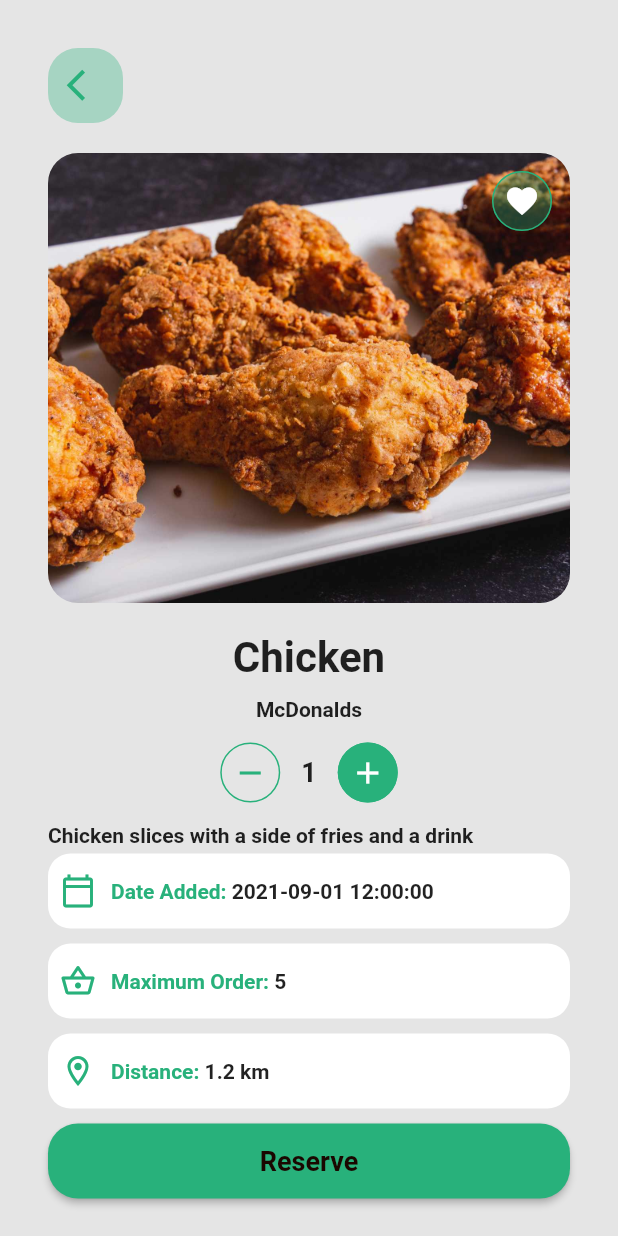
After one commit to Radwan-Albahrani/Akalne, a Flutter app: the HomeRecipient screen opened directly, after a tap on "Chicken", on a phone screen of 412 x 824 dp. The commit adds this screen. Run offline on Flutter 3.47's test engine with Material 2 defaults, Android fonts, the phone set to English and light mode, and no system bars; our stand-ins replace awesome_snackbar_content, cloud_firestore, file_picker, firebase_auth, firebase_core, firebase_storage and 7 more; missing offline and left inert: switch_up; accounts and stored records are empty; generated files the repository leaves out were written again.

Commit message:
food details added

```diff
--- /dev/null
+++ b/lib/recipient/features/homeMenu/screens/food_details.dart
@@ -0,0 +1,329 @@
+import 'package:akalne/theme/app_colors.dart';
+import 'package:flutter/material.dart';
+
+class FoodDetails extends StatefulWidget {
+  const FoodDetails({
+    super.key,
+    required this.foodDetails,
+  });
+
+  final Map<String, dynamic> foodDetails;
+
+  @override
+  State<FoodDetails> createState() => _FoodDetailsState();
+}
+
+class _FoodDetailsState extends State<FoodDetails> {
+  int count = 1;
+  @override
+  Widget build(BuildContext context) {
+    return Scaffold(
+      body: Padding(
+        padding: const EdgeInsets.only(top: 32.0, right: 32.0, left: 32.0),
+        child: Column(
+          mainAxisAlignment: MainAxisAlignment.start,
+          children: [
+            Align(
+              alignment: Alignment.topLeft,
+              child: SizedBox(
+                height: 50,
+                width: 50,
+                child: ElevatedButton(
+                  onPressed: () => Navigator.of(context).pop(),
+                  style: ElevatedButton.styleFrom(
+                    backgroundColor: AppColors.light["primaryTransparent"],
+                    shape: const RoundedRectangleBorder(
+                      borderRadius: BorderRadius.all(
+                        Radius.circular(20),
+                      ),
+                    ),
+                    elevation: 0.0,
+                    shadowColor: Colors.transparent,
+                  ),
+                  child: Icon(
+                    Icons.arrow_back_ios,
+                    color: AppColors.light["primary"],
+                    size: 25,
+                  ),
+                ),
+              ),
+            ),
+            const SizedBox(height: 20),
+            Column(
+              children: [
+                Container(
+                  width: double.infinity,
+                  height: 300,
+                  decoration: BoxDecoration(
+                    borderRadius: BorderRadius.circular(20),
+                    image: DecorationImage(
+                      image: AssetImage(widget.foodDetails['foodImage']),
+                      fit: BoxFit.cover,
+                    ),
+                  ),
+                  child: Padding(
+                    padding: const EdgeInsets.all(8.0),
+                    child: Align(
+                      alignment: Alignment.topRight,
+                      child: ElevatedButton(
+                        onPressed: () {},
+                        style: ButtonStyle(
+                          backgroundColor: MaterialStateProperty.all(
+                            AppColors.light["primaryTransparent"],
+                          ),
+                          shape: MaterialStateProperty.all(
+                            CircleBorder(
+                              side: BorderSide(
+                                color: AppColors.light["primary"],
+                              ),
+                            ),
+                          ),
+                          minimumSize: MaterialStateProperty.all(
+                            const Size(40, 40),
+                          ),
+                        ),
+                        child: const Icon(
+                          Icons.favorite,
+                          color: Colors.white,
+                        ),
+                      ),
+                    ),
+                  ),
+                ),
+              ],
+            ),
+            const SizedBox(height: 20),
+            Expanded(
+              child: SingleChildScrollView(
+                child: Column(
+                  children: [
+                    Text(
+                      widget.foodDetails['foodName'],
+                      style: const TextStyle(
+                        fontSize: 28,
+                        fontWeight: FontWeight.bold,
+                      ),
+                    ),
+                    const SizedBox(height: 10),
+                    Text(
+                      widget.foodDetails["restaurantName"],
+                      style: const TextStyle(
+                        fontSize: 14,
+                        fontWeight: FontWeight.bold,
+                      ),
+                    ),
+                    const SizedBox(height: 10),
+                    Row(
+                      mainAxisAlignment: MainAxisAlignment.center,
+                      children: [
+                        ElevatedButton(
+                          onPressed: () {
+                            setState(() {
+                              if (count > 1) {
+                                count--;
+                              }
+                            });
+                          },
+                          style: ElevatedButton.styleFrom(
+                            backgroundColor: Colors.transparent,
+                            shape: CircleBorder(
+                              side: BorderSide(
+                                color: AppColors.light["primary"],
+                              ),
+                            ),
+                            minimumSize: const Size(40, 40),
+                            elevation: 0.0,
+                            shadowColor: Colors.transparent,
+                          ),
+                          child: Icon(
+                            Icons.remove,
+                            color: AppColors.light["primary"],
+                          ),
+                        ),
+                        const SizedBox(width: 10),
+                        Text(
+                          count.toString(),
+                          style: const TextStyle(
+                            fontSize: 18,
+                            fontWeight: FontWeight.bold,
+                          ),
+                        ),
+                        const SizedBox(width: 10),
+                        ElevatedButton(
+                          onPressed: () {
+                            setState(() {
+                              count++;
+                            });
+                          },
+                          style: ElevatedButton.styleFrom(
+                            backgroundColor: AppColors.light["primary"],
+                            shape: CircleBorder(
+                              side: BorderSide(
+                                color: AppColors.light["primary"],
+                              ),
+                            ),
+                            minimumSize: const Size(40, 40),
+                            elevation: 0.0,
+                            shadowColor: Colors.transparent,
+                          ),
+                          child: const Icon(
+                            Icons.add,
+                            color: Colors.white,
+                          ),
+                        ),
+                      ],
+                    ),
+                    const SizedBox(height: 10),
+                    SizedBox(
+                      width: double.infinity,
+                      height: 20,
+                      child: Text(
+                        widget.foodDetails["description"],
+                        textAlign: TextAlign.left,
+                        style: const TextStyle(
+                          fontSize: 14,
+                          fontWeight: FontWeight.bold,
+                        ),
+                      ),
+                    ),
+                    Container(
+                      width: double.infinity,
+                      height: 50,
+                      decoration: BoxDecoration(
+                        borderRadius: BorderRadius.circular(15),
+                        color: Colors.white,
+                      ),
+                      child: Padding(
+                        padding: const EdgeInsets.all(8.0),
+                        child: Row(
+                          mainAxisAlignment: MainAxisAlignment.start,
+                          children: [
+                            Icon(
+                              Icons.calendar_today_outlined,
+                              color: AppColors.light["primary"],
+                            ),
+                            const SizedBox(width: 10),
+                            Text(
+                              "Date Added: ",
+                              style: TextStyle(
+                                fontSize: 14,
+                                fontWeight: FontWeight.bold,
+                                color: AppColors.light["primary"],
+                              ),
+                            ),
+                            Text(
+                              widget.foodDetails["dateAdded"],
+                              style: const TextStyle(
+                                fontSize: 14,
+                                fontWeight: FontWeight.bold,
+                              ),
+                            ),
+                          ],
+                        ),
+                      ),
+                    ),
+                    const SizedBox(height: 10),
+                    Container(
+                      width: double.infinity,
+                      height: 50,
+                      decoration: BoxDecoration(
+                        borderRadius: BorderRadius.circular(15),
+                        color: Colors.white,
+                      ),
+                      child: Padding(
+                        padding: const EdgeInsets.all(8.0),
+                        child: Row(
+                          mainAxisAlignment: MainAxisAlignment.start,
+                          children: [
+                            Icon(
+                              Icons.shopping_basket_outlined,
+                              color: AppColors.light["primary"],
+                            ),
+                            const SizedBox(width: 10),
+                            Text(
+                              "Maximum Order: ",
+                              style: TextStyle(
+                                fontSize: 14,
+                                fontWeight: FontWeight.bold,
+                                color: AppColors.light["primary"],
+                              ),
+                            ),
+                            Text(
+                              widget.foodDetails["maximumOrder"],
+                              style: const TextStyle(
+                                fontSize: 14,
+                                fontWeight: FontWeight.bold,
+                              ),
+                            ),
+                          ],
+                        ),
+                      ),
+                    ),
+                    const SizedBox(height: 10),
+                    Container(
+                      width: double.infinity,
+                      height: 50,
+                      decoration: BoxDecoration(
+                        borderRadius: BorderRadius.circular(15),
+                        color: Colors.white,
+                      ),
+                      child: Padding(
+                        padding: const EdgeInsets.all(8.0),
+                        child: Row(
+                          mainAxisAlignment: MainAxisAlignment.start,
+                          children: [
+                            Icon(
+                              Icons.location_on_outlined,
+                              color: AppColors.light["primary"],
+                            ),
+                            const SizedBox(width: 10),
+                            Text(
+                              "Distance: ",
+                              style: TextStyle(
+                                fontSize: 14,
+                                fontWeight: FontWeight.bold,
+                                color: AppColors.light["primary"],
+                              ),
+                            ),
+                            Text(
+                              widget.foodDetails["distance"],
+                              style: const TextStyle(
+                                fontSize: 14,
+                                fontWeight: FontWeight.bold,
+                              ),
+                            ),
+                          ],
+                        ),
+                      ),
+                    ),
+                    const SizedBox(height: 10),
+                    SizedBox(
+                      width: double.infinity,
+                      height: 50,
+                      child: ElevatedButton(
+                        onPressed: () {},
+                        style: ElevatedButton.styleFrom(
+                          backgroundColor: AppColors.light["primary"],
+                          shape: RoundedRectangleBorder(
+                            borderRadius: BorderRadius.circular(20),
+                          ),
+                        ),
+                        child: const Text(
+                          "Reserve",
+                          style: TextStyle(
+                            fontSize: 18,
+                            fontWeight: FontWeight.bold,
+                          ),
+                        ),
+                      ),
+                    )
+                  ],
+                ),
+              ),
+            ),
+          ],
+        ),
+      ),
+    );
+  }
+}
--- a/lib/recipient/features/homeMenu/screens/home_recipient.dart
+++ b/lib/recipient/features/homeMenu/screens/home_recipient.dart
@@ -22,6 +22,9 @@ class _HomeRecipientState extends State<HomeRecipient> {
       "restaurantName": "McDonalds",
       "timeAgo": "5 mins ago",
       "distance": "1.2 km",
+      "description": "Chicken slices with a side of fries and a drink",
+      "dateAdded": "2021-09-01 12:00:00",
+      "maximumOrder": "5",
     },
     {
       "foodName": "Chicken",
@@ -29,6 +32,9 @@ class _HomeRecipientState extends State<HomeRecipient> {
       "restaurantName": "McDonalds",
       "timeAgo": "5 mins ago",
       "distance": "1.2 km",
+      "description": "Chicken slices with a side of fries and a drink",
+      "dateAdded": "2021-09-01 12:00:00",
+      "maximumOrder": "5",
     },
     {
       "foodName": "Chicken",
@@ -36,6 +42,9 @@ class _HomeRecipientState extends State<HomeRecipient> {
       "restaurantName": "McDonalds",
       "timeAgo": "5 mins ago",
       "distance": "1.2 km",
+      "description": "Chicken slices with a side of fries and a drink",
+      "dateAdded": "2021-09-01 12:00:00",
+      "maximumOrder": "5",
     },
     {
       "foodName": "Chicken",
@@ -43,6 +52,9 @@ class _HomeRecipientState extends State<HomeRecipient> {
       "restaurantName": "McDonalds",
       "timeAgo": "5 mins ago",
       "distance": "1.2 km",
+      "description": "Chicken slices with a side of fries and a drink",
+      "dateAdded": "2021-09-01 12:00:00",
+      "maximumOrder": "5",
     },
     {
       "foodName": "Chicken",
@@ -50,6 +62,9 @@ class _HomeRecipientState extends State<HomeRecipient> {
       "restaurantName": "McDonalds",
       "timeAgo": "5 mins ago",
       "distance": "1.2 km",
+      "description": "Chicken slices with a side of fries and a drink",
+      "dateAdded": "2021-09-01 12:00:00",
+      "maximumOrder": "5",
     },
     {
       "foodName": "Chicken",
@@ -57,6 +72,9 @@ class _HomeRecipientState extends State<HomeRecipient> {
       "restaurantName": "McDonalds",
       "timeAgo": "5 mins ago",
       "distance": "1.2 km",
+      "description": "Chicken slices with a side of fries and a drink",
+      "dateAdded": "2021-09-01 12:00:00",
+      "maximumOrder": "5",
     },
     {
       "foodName": "Chicken",
@@ -64,6 +82,9 @@ class _HomeRecipientState extends State<HomeRecipient> {
       "restaurantName": "McDonalds",
       "timeAgo": "5 mins ago",
       "distance": "1.2 km",
+      "description": "Chicken slices with a side of fries and a drink",
+      "dateAdded": "2021-09-01 12:00:00",
+      "maximumOrder": "5",
     },
     {
       "foodName": "Chicken",
@@ -71,6 +92,9 @@ class _HomeRecipientState extends State<HomeRecipient> {
       "restaurantName": "McDonalds",
       "timeAgo": "5 mins ago",
       "distance": "1.2 km",
+      "description": "Chicken slices with a side of fries and a drink",
+      "dateAdded": "2021-09-01 12:00:00",
+      "maximumOrder": "5",
     },
     {
       "foodName": "Chicken",
@@ -78,6 +102,9 @@ class _HomeRecipientState extends State<HomeRecipient> {
       "restaurantName": "McDonalds",
       "timeAgo": "5 mins ago",
       "distance": "1.2 km",
+      "description": "Chicken slices with a side of fries and a drink",
+      "dateAdded": "2021-09-01 12:00:00",
+      "maximumOrder": "5",
     }
   ];
 
@@ -147,11 +174,7 @@ class _HomeRecipientState extends State<HomeRecipient> {
               itemCount: dummyData.length,
               itemBuilder: (context, index) {
                 return FoodItemCard(
-                  foodName: dummyData[index]["foodName"]!,
-                  foodImage: dummyData[index]["foodImage"]!,
-                  restaurantName: dummyData[index]["restaurantName"]!,
-                  timeAgo: dummyData[index]["timeAgo"]!,
-                  distance: dummyData[index]["distance"]!,
+                  foodDetails: dummyData[index],
                 );
               },
             ),
--- a/lib/recipient/features/homeMenu/screens/widgets/food_item_card.dart
+++ b/lib/recipient/features/homeMenu/screens/widgets/food_item_card.dart
@@ -1,24 +1,26 @@
 import 'package:akalne/theme/app_colors.dart';
 import 'package:flutter/material.dart';
 
+import '../food_details.dart';
+
 class FoodItemCard extends StatelessWidget {
-  const FoodItemCard({
-    super.key,
-    required this.foodName,
-    required this.foodImage,
-    required this.restaurantName,
-    required this.timeAgo,
-    required this.distance,
-  });
+  const FoodItemCard({super.key, required this.foodDetails});
 
-  final String foodName;
-  final String foodImage;
-  final String restaurantName;
-  final String timeAgo;
-  final String distance;
+  final Map<String, dynamic> foodDetails;
+
   @override
   Widget build(BuildContext context) {
-    return Padding(
+    return GestureDetector(
+      onTap: () {
+        Navigator.of(context).push(
+          MaterialPageRoute(
+            builder: (context) => FoodDetails(
+              foodDetails: foodDetails,
+            ),
+          ),
+        );
+      },
+      child: Padding(
         padding: const EdgeInsets.symmetric(horizontal: 32, vertical: 10),
         child: Container(
             width: double.infinity,
@@ -45,7 +47,7 @@ class FoodItemCard extends StatelessWidget {
                     decoration: BoxDecoration(
                       borderRadius: BorderRadius.circular(20),
                       image: DecorationImage(
-                      image: AssetImage(foodImage),
+                        image: AssetImage(foodDetails["foodImage"]),
                         fit: BoxFit.cover,
                       ),
                     ),
@@ -56,7 +58,7 @@ class FoodItemCard extends StatelessWidget {
                     crossAxisAlignment: CrossAxisAlignment.start,
                     children: [
                       Text(
-                      foodName,
+                        foodDetails["foodName"],
                         style: const TextStyle(
                           fontSize: 18,
                           fontWeight: FontWeight.bold,
@@ -64,7 +66,7 @@ class FoodItemCard extends StatelessWidget {
                       ),
                       const SizedBox(height: 10),
                       Text(
-                      restaurantName,
+                        foodDetails["restaurantName"],
                         style: TextStyle(
                           fontSize: 14,
                           fontWeight: FontWeight.bold,
@@ -81,7 +83,7 @@ class FoodItemCard extends StatelessWidget {
                         ),
                         child: Center(
                           child: Text(
-                          timeAgo,
+                            foodDetails["timeAgo"],
                             style: TextStyle(
                               fontSize: 10,
                               fontWeight: FontWeight.bold,
@@ -106,7 +108,7 @@ class FoodItemCard extends StatelessWidget {
                         ),
                         child: Center(
                           child: Text(
-                          distance,
+                            foodDetails["distance"],
                             style: TextStyle(
                               fontSize: 10,
                               fontWeight: FontWeight.bold,
@@ -120,6 +122,7 @@ class FoodItemCard extends StatelessWidget {
                 ],
               ),
             )),
+      ),
     );
   }
 }
```
Lines whose indentation alone changed are shown as unchanged.
